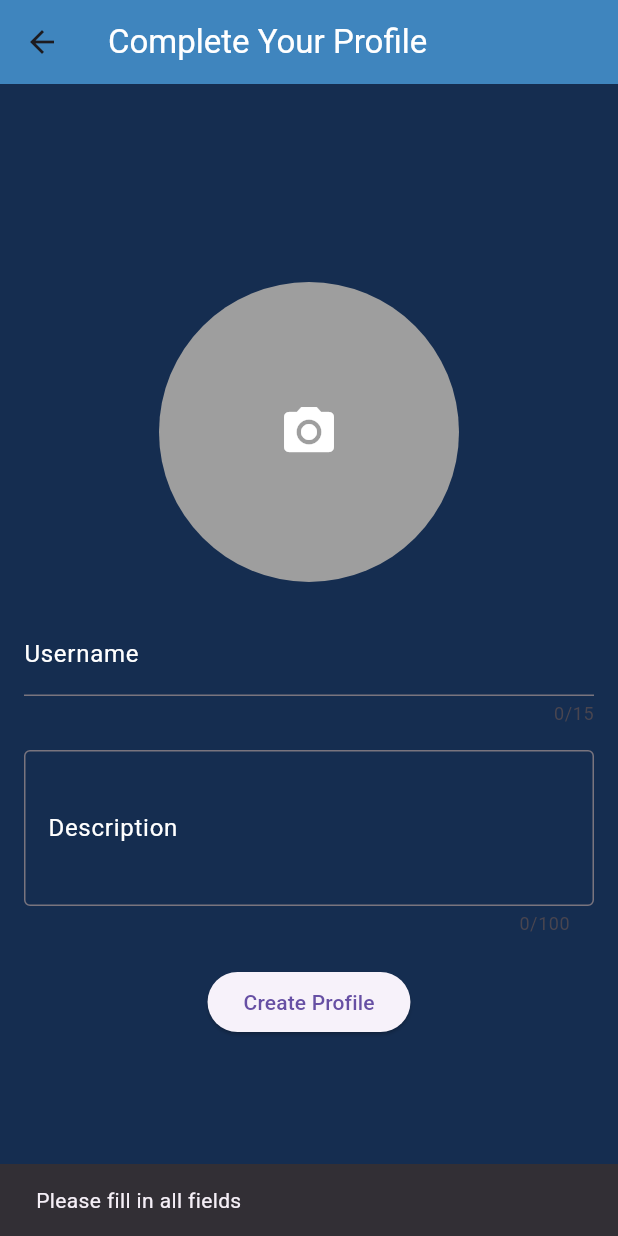
After one commit to casemiromjm/ItemSwap, a Flutter app: the UserCreationScreen screen opened directly, after a tap on "Create Profile", on a phone screen of 412 x 824 dp. The commit adds this screen. Run offline on Flutter 3.47's test engine with Material 3 defaults, Android fonts, the phone set to English and light mode, and no system bars; our stand-ins replace cloud_firestore, diacritic, file_picker, firebase_auth, firebase_core, flutter_map and 2 more; accounts and stored records are empty.

Commit message:
user_change_v1

```diff
--- /dev/null
+++ b/lib/screens/user_creation_screen.dart
@@ -0,0 +1,231 @@
+import 'dart:convert';
+import 'package:flutter/material.dart';
+import 'package:firebase_auth/firebase_auth.dart';
+import 'package:cloud_firestore/cloud_firestore.dart';
+import 'home_screen.dart';
+import 'image_handler.dart';
+
+class UserCreationScreen extends StatefulWidget {
+  const UserCreationScreen({super.key});
+
+  @override
+  _UserCreationScreenState createState() => _UserCreationScreenState();
+}
+
+class _UserCreationScreenState extends State<UserCreationScreen> {
+  final TextEditingController _usernameController = TextEditingController();
+  final TextEditingController _descriptionController = TextEditingController();
+  String? _imageBase64;
+  bool _isLoading = false;
+  bool _isEditing = false;
+  int _itemsGiven = 0;
+  int _itemsReceived = 0;
+  Timestamp? _createdAt;
+
+  final FirebaseAuth _auth = FirebaseAuth.instance;
+  final FirebaseFirestore _firestore = FirebaseFirestore.instance;
+
+  @override
+  void initState() {
+    super.initState();
+    _loadUserData();
+  }
+
+  Future<void> _loadUserData() async {
+    User? user = _auth.currentUser;
+    if (user != null) {
+      DocumentSnapshot userDoc =
+          await _firestore.collection('users').doc(user.uid).get();
+      if (userDoc.exists) {
+        setState(() {
+          _isEditing = true;
+          _usernameController.text = userDoc['username'] ?? '';
+          _descriptionController.text = userDoc['description'] ?? '';
+          _imageBase64 = userDoc['image'];
+          _itemsGiven = userDoc['items_given'] ?? 0;
+          _itemsReceived = userDoc['items_received'] ?? 0;
+          _createdAt = userDoc['created_at'];
+        });
+      }
+    }
+  }
+
+  Future<void> _saveUserData() async {
+    User? user = _auth.currentUser;
+    if (user == null) return;
+    if (_isEditing) {
+      await _firestore.collection('users').doc(user.uid).set({
+        'username': _usernameController.text,
+        'image': _imageBase64,
+        'description': _descriptionController.text,
+      }, SetOptions(merge: true));
+    } else {
+      await _firestore.collection('users').doc(user.uid).set({
+        'username': _usernameController.text,
+        'image': _imageBase64,
+        'description': _descriptionController.text,
+        'created_at': Timestamp.now(),
+        'items_given': 0,
+        'items_received': 0,
+      }, SetOptions(merge: true));
+    }
+    Navigator.pushReplacement(
+      context,
+      MaterialPageRoute(builder: (context) => const HomeScreen()),
+    );
+
+    ScaffoldMessenger.of(context).showSnackBar(
+      SnackBar(
+        content: Text(
+          _isEditing ? 'Profile updated!' : 'User created successfully!',
+        ),
+      ),
+    );
+  }
+
+  Future<void> _pickImage() async {
+    await pickImage((compressedImageBase64) {
+      setState(() {
+        _imageBase64 = compressedImageBase64;
+      });
+    });
+  }
+
+  @override
+  Widget build(BuildContext context) {
+    return Scaffold(
+      backgroundColor: const Color.fromARGB(255, 21, 45, 80),
+      appBar: AppBar(
+        backgroundColor: const Color.fromARGB(255, 63, 133, 190),
+        title: Text(
+          _isEditing ? 'Change Profile' : 'Complete Your Profile',
+          style: const TextStyle(color: Colors.white),
+        ),
+      ),
+      body: LayoutBuilder(
+        builder: (context, constraints) {
+          return SingleChildScrollView(
+            child: ConstrainedBox(
+              constraints: BoxConstraints(minHeight: constraints.maxHeight),
+              child: Center(
+                child: Padding(
+                  padding: const EdgeInsets.all(16.0),
+                  child: Column(
+                    mainAxisSize: MainAxisSize.min,
+                    crossAxisAlignment: CrossAxisAlignment.center,
+                    children: [
+                      GestureDetector(
+                        onTap: _pickImage,
+                        child: CircleAvatar(
+                          radius: 100,
+                          backgroundColor: Colors.grey,
+                          backgroundImage:
+                              _imageBase64 != null
+                                  ? MemoryImage(base64Decode(_imageBase64!))
+                                  : null,
+                          child:
+                              _imageBase64 == null
+                                  ? const Icon(
+                                    Icons.camera_alt,
+                                    color: Colors.white,
+                                    size: 40,
+                                  )
+                                  : null,
+                        ),
+                      ),
+                      const SizedBox(height: 10),
+                      if (_isEditing)
+                        Text(
+                          'Joined on: ${DateTime.fromMillisecondsSinceEpoch(_createdAt!.millisecondsSinceEpoch).toLocal().toString().split(' ')[0]}',
+                          style: const TextStyle(
+                            color: Colors.white,
+                            fontSize: 14,
+                          ),
+                        ),
+                      const SizedBox(height: 10),
+                      TextField(
+                        maxLength: 15,
+                        controller: _usernameController,
+                        decoration: const InputDecoration(
+                          labelText: 'Username',
+                          labelStyle: TextStyle(color: Colors.white),
+                        ),
+                        style: const TextStyle(color: Colors.white),
+                      ),
+                      const SizedBox(height: 16),
+                      TextField(
+                        controller: _descriptionController,
+                        maxLength: 100,
+                        maxLines: 3,
+                        decoration: const InputDecoration(
+                          labelText: 'Description',
+                          labelStyle: TextStyle(color: Colors.white),
+                          border: OutlineInputBorder(),
+                        ),
+                        style: const TextStyle(color: Colors.white),
+                      ),
+                      if (_isEditing) const SizedBox(height: 20),
+                      if (_isEditing)
+                        Text(
+                          'Items Given: $_itemsGiven | Items Received: $_itemsReceived',
+                          style: const TextStyle(
+                            color: Colors.white,
+                            fontSize: 16,
+                          ),
+                        ),
+                      const SizedBox(height: 20),
+                      ElevatedButton(
+                        onPressed:
+                            _isLoading
+                                ? null
+                                : () async {
+                                  if (_usernameController.text.trim().isEmpty ||
+                                      _descriptionController.text
+                                          .trim()
+                                          .isEmpty ||
+                                      _imageBase64 == null) {
+                                    ScaffoldMessenger.of(context).showSnackBar(
+                                      const SnackBar(
+                                        content: Text(
+                                          'Please fill in all fields',
+                                        ),
+                                      ),
+                                    );
+                                    return;
+                                  }
+
+                                  setState(() {
+                                    _isLoading = true;
+                                  });
+
+                                  try {
+                                    await _saveUserData();
+                                  } catch (e) {
+                                    setState(() {
+                                      _isLoading = false;
+                                    });
+                                    ScaffoldMessenger.of(context).showSnackBar(
+                                      SnackBar(content: Text('Error: $e')),
+                                    );
+                                  }
+                                },
+                        child:
+                            _isLoading
+                                ? const CircularProgressIndicator()
+                                : Text(
+                                  _isEditing
+                                      ? 'Update Profile'
+                                      : 'Create Profile',
+                                ),
+                      ),
+                    ],
+                  ),
+                ),
+              ),
+            ),
+          );
+        },
+      ),
+    );
+  }
+}
```
Also changed, not shown: lib/screens/home_screen.dart (+11 -0 lines), lib/screens/login_screen.dart (+25 -6 lines), lib/screens/signup_screen.dart (+27 -88 lines).
